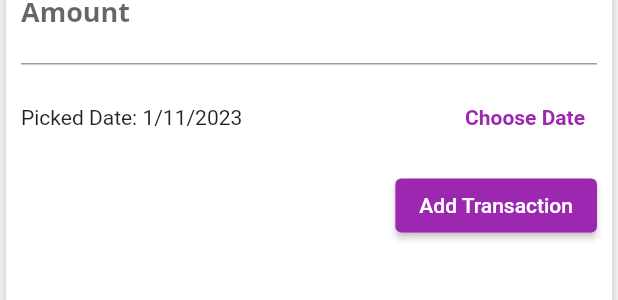
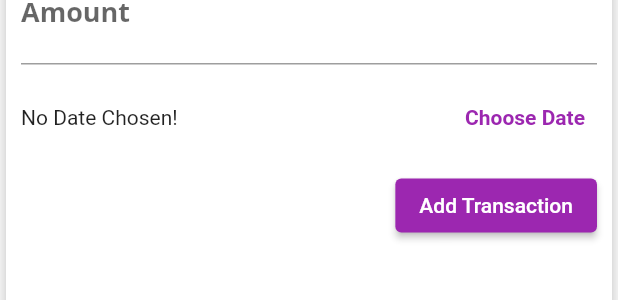
Before and after one commit to kipkoechke/PERSONAL-EXPENSES-APP, a Flutter app: the NewTransaction widget shown alone on an empty page, opened directly with empty values, after a tap on "Add Transaction", on a phone screen of 412 x 824 dp. Shown: the part 156-456 px from the top of the screen. Run offline on Flutter 3.47's test engine with Material 2 defaults, Android fonts, the phone set to English and light mode, and no system bars.

Commit message:
Modified date picker

```diff
--- a/lib/widgets/new_transaction.dart
+++ b/lib/widgets/new_transaction.dart
@@ -9,17 +9,16 @@ class NewTransaction extends StatefulWidget {
   @override
   State<NewTransaction> createState() => _NewTransactionState();
 }
-
 class _NewTransactionState extends State<NewTransaction> {
   final _titleController = TextEditingController();
   final _amountController = TextEditingController();
-  DateTime _selectedDate = DateTime.now();
+  DateTime? _selectedDate;
 
   void _submitData() {
     final enteredTitle = _titleController.text;
     final enteredAmount = double.parse(_amountController.text);
 
-    if (enteredTitle.isEmpty || enteredAmount <= 0) {
+    if (enteredTitle.isEmpty || enteredAmount <= 0 && _selectedDate == null) {
       return;
     }
     widget.addTransaction(
@@ -72,7 +71,9 @@ class _NewTransactionState extends State<NewTransaction> {
                 children: [
                   Expanded(
                     child: Text(
-                      'Picked Date: ${DateFormat.yMd().format(_selectedDate)}',
+                      _selectedDate == null
+                          ? 'No Date Chosen!'
+                          : 'Picked Date: ${DateFormat.yMd().format(_selectedDate!)}',
                     ),
                   ),
                   TextButton(
```
